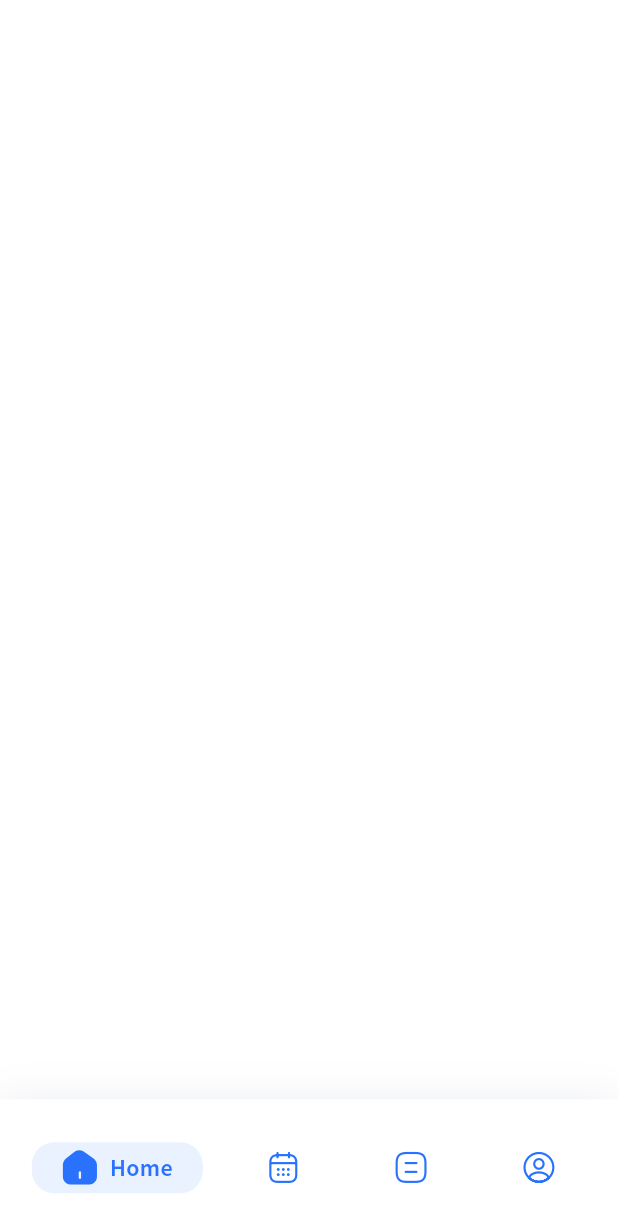
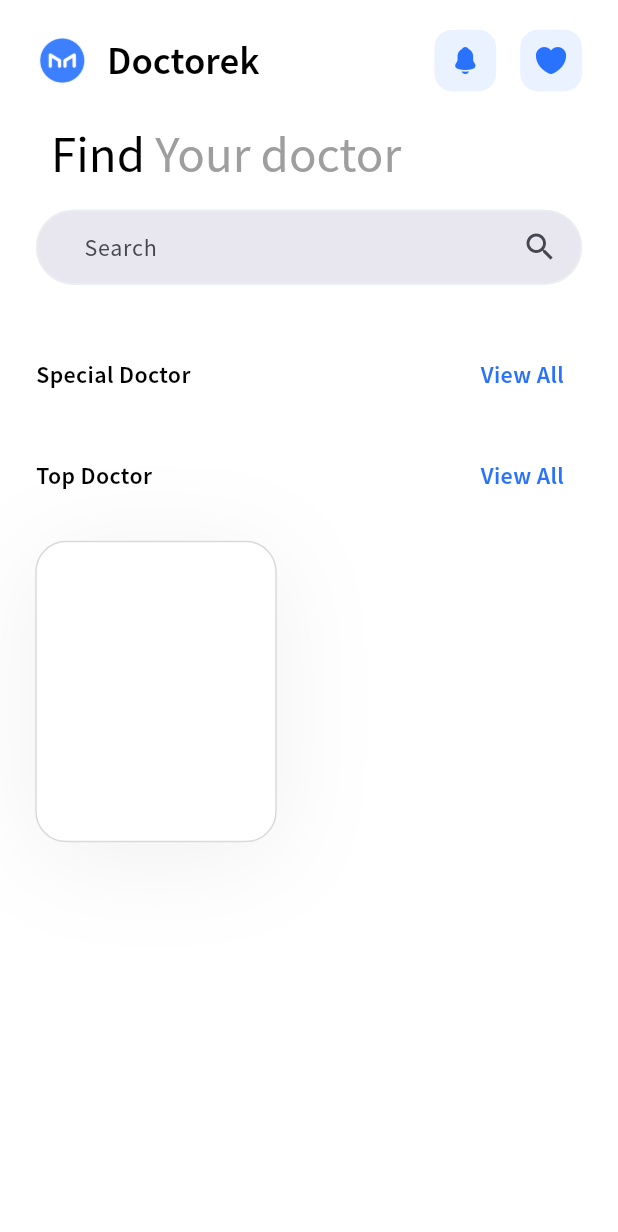
Before and after one commit to hatembz/medx, a Flutter app: the HomeScreen screen opened directly, on a phone screen of 412 x 824 dp. Shown: the top 1232 px of the screen. Run offline on Flutter 3.47's test engine with Material 2 defaults, Android fonts, the phone set to English and light mode, and no system bars; drawn by our look-alikes of google_nav_bar; our stand-ins replace get, pinput, shared_preferences; accounts and stored records are empty; statements that could not run were skipped.

Commit message:
seperated home screen

```diff
--- a/lib/ui/home/home_screen.dart
+++ b/lib/ui/home/home_screen.dart
@@ -1,6 +1,7 @@
 import 'package:flutter/material.dart';
-import 'package:google_nav_bar/google_nav_bar.dart';
+import 'package:get/get.dart';
 import 'package:medx/utils/constants.dart';
+import 'package:medx/utils/shared.dart';
 import 'package:medx/utils/svg_icons.dart';
 
 class HomeScreen extends StatefulWidget {
@@ -11,61 +12,131 @@ class HomeScreen extends StatefulWidget {
 }
 
 class _HomeScreenState extends State<HomeScreen> {
-  int _selectedIndex = 0;
+  TextEditingController controller = TextEditingController();
   @override
   Widget build(BuildContext context) {
-    return Scaffold(
-        bottomNavigationBar: Container(
-      width: 428,
-      height: 91,
-      decoration: BoxDecoration(
-        color: Colors.white,
-        boxShadow: [
-          BoxShadow(
-            color: Color(0x196A769A),
-            blurRadius: 20,
-            offset: Offset(0, -4),
-            spreadRadius: 0,
+    return SafeArea(
+        child: Scaffold(
+            body: Padding(
+      padding: const EdgeInsets.symmetric(horizontal: 24),
+      child: Column(
+        mainAxisAlignment: MainAxisAlignment.start,
+        crossAxisAlignment: CrossAxisAlignment.start,
+        children: [
+          gap(context),
+          Row(
+            mainAxisSize: MainAxisSize.min,
+            mainAxisAlignment: MainAxisAlignment.start,
+            crossAxisAlignment: CrossAxisAlignment.center,
+            children: [
+              Image.asset('assets/icons/logoBlue.png', width: 35, height: 35),
+              SizedBox(width: context.width * 0.03),
+              Expanded(
+                child: SizedBox(
+                  child: Text('Doctorek', style: context.textTheme.headlineMedium),
+                ),
+              ),
+              Spacer(),
+              Container(
+                  width: context.height * 0.05,
+                  height: context.height * 0.05,
+                  padding: const EdgeInsets.all(10),
+                  decoration: ShapeDecoration(
+                    color: kdarkblue,
+                    shape: RoundedRectangleBorder(borderRadius: BorderRadius.circular(12)),
+                  ),
+                  child: Icon(MedxIcons.bell, size: 18, color: kBlueColor)),
+              const SizedBox(width: 16),
+              Container(
+                  width: context.height * 0.05,
+                  height: context.height * 0.05,
+                  padding: const EdgeInsets.all(10),
+                  decoration: ShapeDecoration(
+                    color: kdarkblue,
+                    shape: RoundedRectangleBorder(borderRadius: BorderRadius.circular(12)),
+                  ),
+                  child: Icon(MedxIcons.heart, size: 18, color: kBlueColor)),
+            ],
+          ),
+          gap(context),
+          Padding(
+            padding: const EdgeInsets.only(left: 10.0),
+            child: RichText(
+                text: TextSpan(children: [
+              TextSpan(
+                  text: 'Find',
+                  style: context.textTheme.titleLarge?.copyWith(fontWeight: FontWeight.w400)),
+              TextSpan(
+                  text: ' Your doctor',
+                  style: context.textTheme.titleLarge
+                      ?.copyWith(fontWeight: FontWeight.w400, color: Colors.grey))
+            ])),
+          ),
+          Padding(
+            padding: const EdgeInsets.symmetric(vertical: 16),
+            child: SearchBar(
+              hintText: 'Search',
+              // shadowColor: MaterialStatePropertyAll(),
+              surfaceTintColor: MaterialStatePropertyAll<Color>(Colors.grey),
+              side: MaterialStatePropertyAll(BorderSide(width: 1, color: Color(0xFFEAEEF2))),
+              elevation: MaterialStatePropertyAll<double>(0),
+              controller: controller,
+              constraints: BoxConstraints(maxHeight: 50, minHeight: 50),
+              padding: const MaterialStatePropertyAll<EdgeInsets>(
+                  EdgeInsets.symmetric(horizontal: 16.0)),
+              // onTap: () => controller.openView(),
+              // onChanged: (_) => controller.openView(),
+              trailing: [const Icon(Icons.search)],
+            ),
+          ),
+          gap(context),
+          Row(
+            mainAxisAlignment: MainAxisAlignment.spaceBetween,
+            children: [
+              Text('Special Doctor', style: context.textTheme.bodyMedium),
+              TextButton(
+                  onPressed: () {},
+                  child: Text('View All',
+                      style: context.textTheme.bodyMedium?.copyWith(color: kBlueColor)))
+            ],
+          ),
+          gap(context),
+          Row(
+            mainAxisAlignment: MainAxisAlignment.spaceBetween,
+            children: [
+              Text('Top Doctor', style: context.textTheme.bodyMedium),
+              TextButton(
+                  onPressed: () {},
+                  child: Text('View All',
+                      style: context.textTheme.bodyMedium?.copyWith(color: kBlueColor)))
+            ],
+          ),
+          gap(context),
+          Container(
+            width: 160,
+            height: 200,
+            decoration: ShapeDecoration(
+                color: Colors.white,
+                shape: RoundedRectangleBorder(
+                  side: BorderSide(
+                      width: 1,
+                      strokeAlign: BorderSide.strokeAlignCenter,
+                      color: Color(0xFFDADADA)),
+                  borderRadius: BorderRadius.circular(20),
+                ),
+                shadows: [
+                  BoxShadow(
+                      color: Color(0x0F000000),
+                      blurRadius: 60,
+                      offset: Offset(0, 10),
+                      spreadRadius: 0)
+                ]),
+            child: Column(
+              children: [],
+            ),
           )
         ],
       ),
-      child: GNav(
-          // rippleColor: Colors.grey[800], // tab button ripple color when pressed
-          // hoverColor: Colors.grey[700], // tab button hover color
-          haptic: true, // haptic feedback
-          tabBorderRadius: 15,
-          // tabActiveBorder: Border.all(color: kdarkblue, width: 1), // tab button border
-          // tabBorder: Border.all(color: kdarkblue, width: 1), // tab button border
-          // tabShadow: [
-          //   BoxShadow(color: Colors.grey.withOpacity(0.5), blurRadius: 8)
-          // ], // tab button shadow
-          curve: Curves.easeOutExpo, // tab animation curves
-          duration: Duration(milliseconds: 90), // tab animation duration
-          gap: 8, // the tab button gap between icon and text
-          color: kBlueColor, // unselected icon color
-          activeColor: kBlueColor, // selected icon and text color
-          iconSize: 24, // tab button icon size
-          tabBackgroundColor: kdarkblue, // selected tab background color
-          padding: EdgeInsets.symmetric(horizontal: 20, vertical: 5),
-          mainAxisAlignment: MainAxisAlignment.spaceEvenly,
-          tabs: [
-            GButton(
-              icon: MedxIcons.homefilled,
-              text: 'Home',
-            ),
-            GButton(
-              icon: MedxIcons.schedual,
-              text: 'Likes',
-            ),
-            GButton(
-              icon: MedxIcons.tasks,
-              text: 'Search',
-            ),
-            GButton(
-              icon: MedxIcons.profile,
-              text: 'Profile',
-            )
-          ]),
-    ));
+    )));
   }
 }
```
